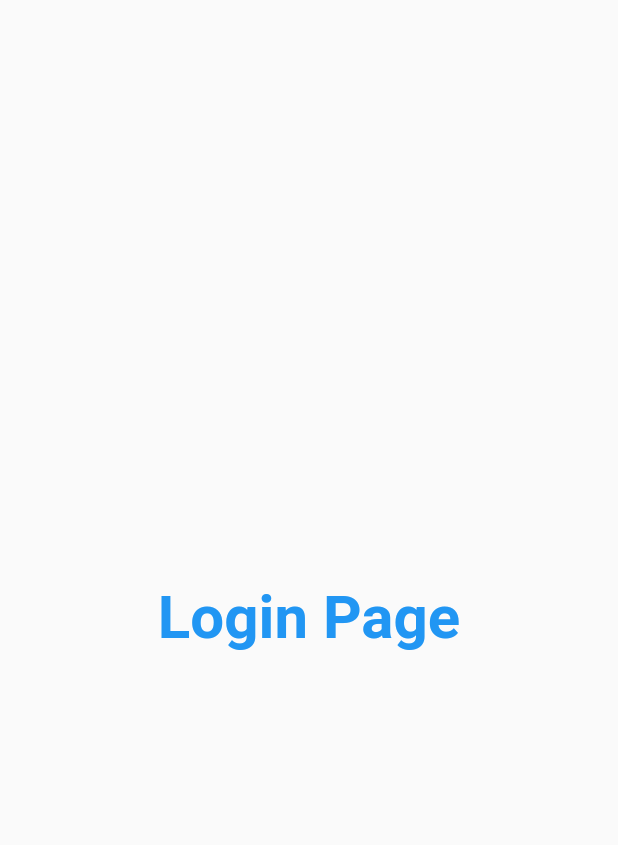
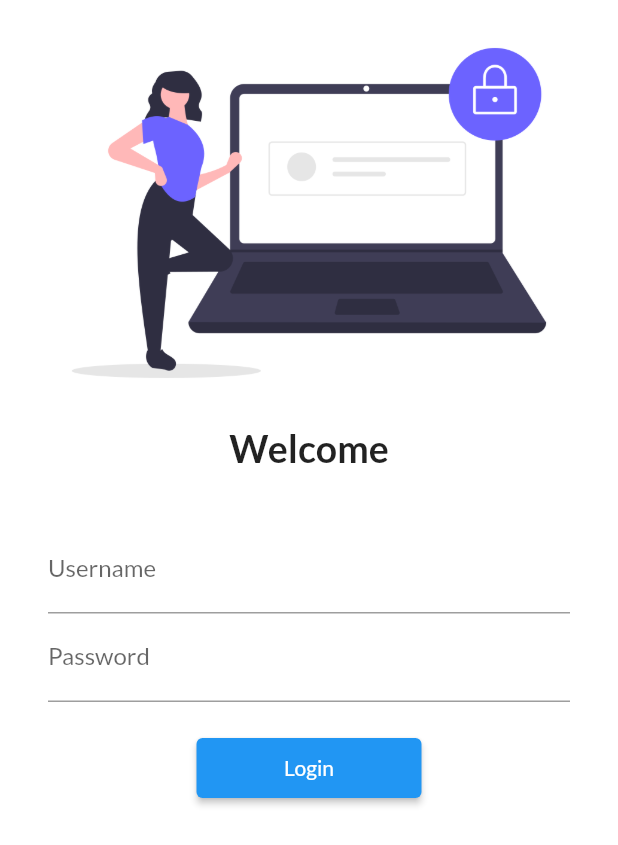
Before and after one commit to mangeshchavan/Flutter_project_learning, a Flutter app: the screen it shows after launch, on a phone screen of 412 x 824 dp. Shown: the top 845 px of the screen. Run offline on Flutter 3.47's test engine with Material 2 defaults, Android fonts, the phone set to English and light mode, and no system bars; our stand-ins replace google_fonts.

Commit message:
elevated button,loginpage

```diff
--- a/lib/main.dart
+++ b/lib/main.dart
@@ -1,7 +1,9 @@
 // ignore_for_file: prefer_const_constructors, use_key_in_widget_constructors
 import 'package:flutter/material.dart';
+import 'package:google_fonts/google_fonts.dart';
 import 'package:project1/pages/Homepage.dart';
 import 'package:project1/pages/login_page.dart';
+import 'package:project1/utils/routes.dart';
 
 void main() {
   runApp(MyApp());
@@ -13,10 +15,12 @@ class MyApp extends StatelessWidget {
   @override
   Widget build(BuildContext context) {
     return MaterialApp(
-      //home: HomePage(),
+      debugShowCheckedModeBanner: false,
+      themeMode: ThemeMode.light,
+      theme: ThemeData(fontFamily: GoogleFonts.lato().fontFamily),
       routes: {
         "/": (context) => LoginPage(),
-        "/home": (context) => HomePage(),
+        MyRoutes.homeRoute: (context) => HomePage(),
         "/login": (context) => LoginPage(),
       },
     );
--- a/lib/pages/login_page.dart
+++ b/lib/pages/login_page.dart
@@ -1,4 +1,7 @@
+// ignore_for_file: prefer_const_constructors
+
 import 'package:flutter/material.dart';
+import 'package:project1/utils/routes.dart';
 
 class LoginPage extends StatelessWidget {
   const LoginPage({Key? key}) : super(key: key);
@@ -6,12 +9,50 @@ class LoginPage extends StatelessWidget {
   @override
   Widget build(BuildContext context) {
     return Material(
-      child: Center(
-          child: Text(
-        "Login Page",
-        style: TextStyle(
-            fontWeight: FontWeight.bold, color: Colors.blue, fontSize: 40),
-      )),
-    );
+        color: Colors.white,
+        child: SingleChildScrollView(
+          child: Column(
+            children: [
+              Image.asset(
+                "assets/images/login_img.png",
+                fit: BoxFit.cover,
+              ),
+              SizedBox(),
+              Text(
+                "Welcome",
+                style: TextStyle(fontSize: 25, fontWeight: FontWeight.bold),
+              ),
+              SizedBox(
+                height: 20.0,
+              ),
+              Padding(
+                padding: const EdgeInsets.symmetric(
+                    vertical: 16.0, horizontal: 32.0),
+                child: Column(
+                  children: [
+                    TextFormField(
+                      decoration: InputDecoration(
+                          hintText: "Enter username", labelText: "Username"),
+                    ),
+                    TextFormField(
+                      obscureText: true,
+                      decoration: InputDecoration(
+                          hintText: "Enter password", labelText: "Password"),
+                    ),
+                    SizedBox(
+                      height: 20.0,
+                    ),
+                    ElevatedButton(
+                        style: TextButton.styleFrom(minimumSize: Size(150, 40)),
+                        onPressed: () {
+                          Navigator.pushNamed(context, MyRoutes.homeRoute);
+                        },
+                        child: Text("Login"))
+                  ],
+                ),
+              ),
+            ],
+          ),
+        ));
   }
 }
--- /dev/null
+++ b/lib/utils/routes.dart
@@ -0,0 +1,4 @@
+class MyRoutes {
+  static String loginRoute = "/login";
+  static String homeRoute = "/home";
+}
--- a/pubspec.yaml
+++ b/pubspec.yaml
@@ -34,6 +34,7 @@ dependencies:
   # The following adds the Cupertino Icons font to your application.
   # Use with the CupertinoIcons class for iOS style icons.
   cupertino_icons: ^1.0.2
+  google_fonts: ^3.0.1
 
 dev_dependencies:
   flutter_test:
@@ -58,8 +59,8 @@ flutter:
   uses-material-design: true
 
   # To add assets to your application, add an assets section, like this:
-  # assets:
-  #   - images/a_dot_burr.jpeg
+  assets:
+    - assets/images/
   #   - images/a_dot_ham.jpeg
 
   # An image asset can refer to one or more resolution-specific "variants", see
```
Also changed, not shown: assets/images/login_img.png (added), pubspec.lock, 1 other file.
